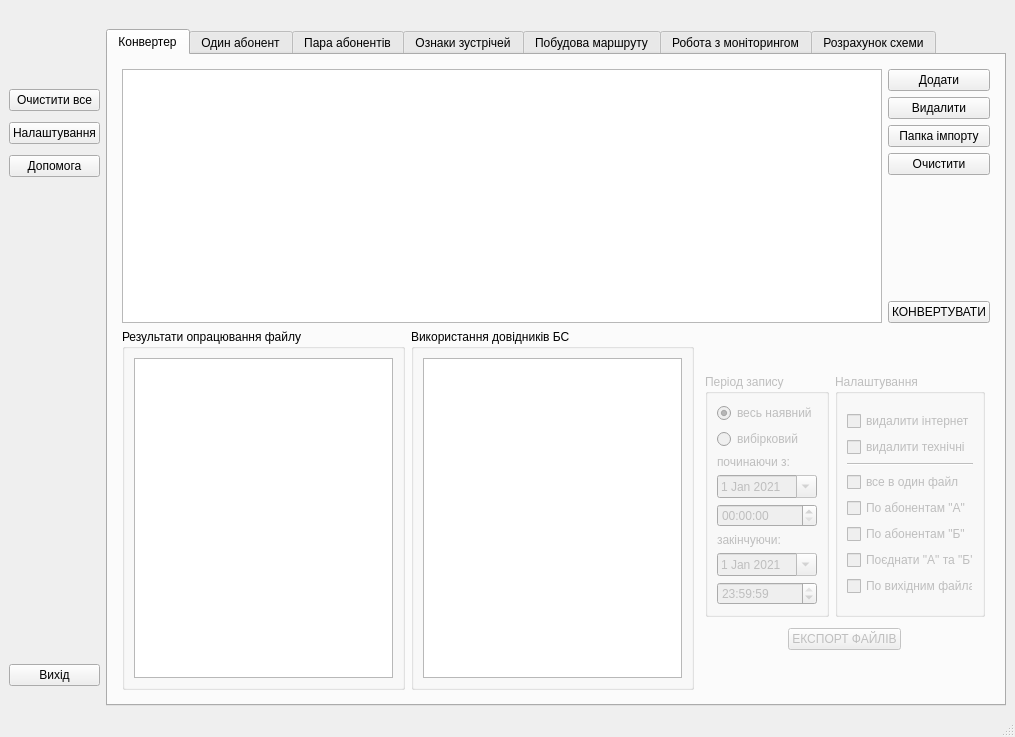
Qt form gui/main_gui_qt5_matematik.ui (OlehOleinikov/matematik) before a commit.
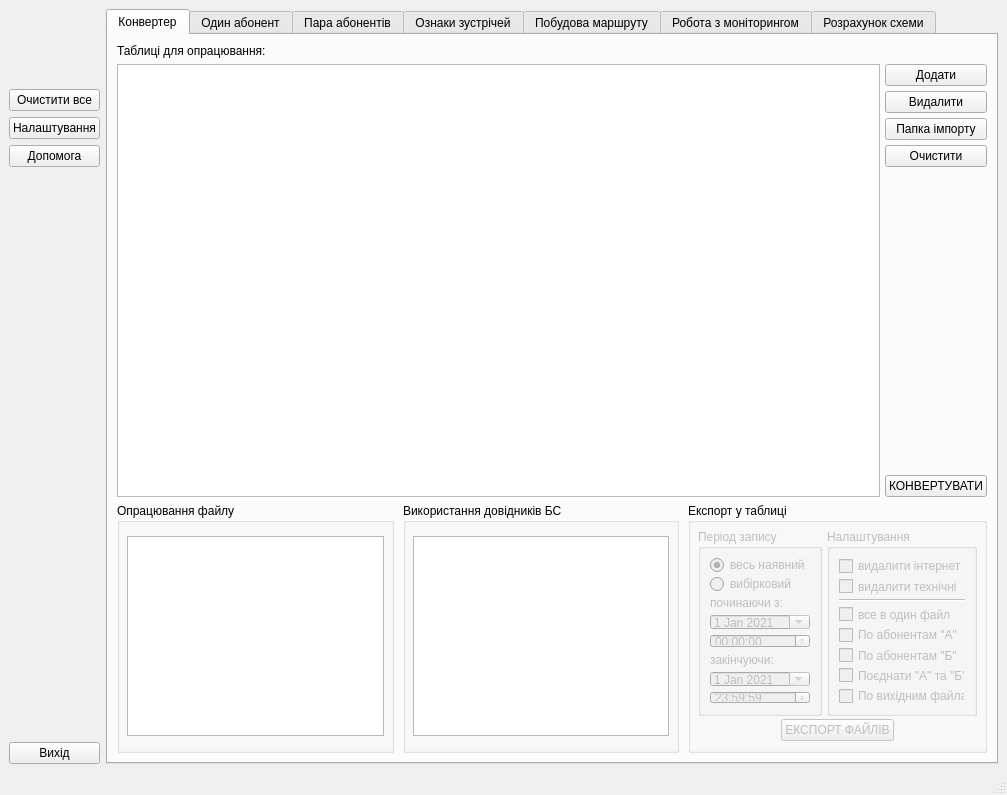
The same form after that commit. Icons and pictures are not drawn.

Patch:
```diff
--- a/gui/main_gui_qt5_matematik.ui
+++ b/gui/main_gui_qt5_matematik.ui
@@ -6,8 +6,8 @@
    <rect>
     <x>0</x>
     <y>0</y>
-    <width>1015</width>
-    <height>737</height>
+    <width>1007</width>
+    <height>795</height>
    </rect>
   </property>
   <property name="contextMenuPolicy">
@@ -94,22 +94,6 @@
         </property>
        </widget>
       </item>
-      <item>
-       <spacer name="verticalSpacer_2">
-        <property name="orientation">
-         <enum>Qt::Vertical</enum>
-        </property>
-        <property name="sizeType">
-         <enum>QSizePolicy::Fixed</enum>
-        </property>
-        <property name="sizeHint" stdset="0">
-         <size>
-          <width>20</width>
-          <height>5</height>
-         </size>
-        </property>
-       </spacer>
-      </item>
       <item>
        <widget class="QPushButton" name="btn_settings_win">
         <property name="text">
@@ -117,22 +101,6 @@
         </property>
        </widget>
       </item>
-      <item>
-       <spacer name="verticalSpacer_5">
-        <property name="orientation">
-         <enum>Qt::Vertical</enum>
-        </property>
-        <property name="sizeType">
-         <enum>QSizePolicy::Fixed</enum>
-        </property>
-        <property name="sizeHint" stdset="0">
-         <size>
-          <width>20</width>
-          <height>5</height>
-         </size>
-        </property>
-       </spacer>
-      </item>
       <item>
        <widget class="QPushButton" name="btn_help_win">
         <property name="text">
@@ -163,40 +131,14 @@
         </property>
        </widget>
       </item>
-      <item>
-       <spacer name="horizontalSpacer">
-        <property name="orientation">
-         <enum>Qt::Horizontal</enum>
-        </property>
-        <property name="sizeType">
-         <enum>QSizePolicy::Minimum</enum>
-        </property>
-        <property name="sizeHint" stdset="0">
-         <size>
-          <width>40</width>
-          <height>20</height>
-         </size>
-        </property>
-       </spacer>
-      </item>
      </layout>
     </item>
     <item>
      <layout class="QGridLayout" name="gridLayout">
+      <property name="spacing">
+       <number>0</number>
+      </property>
       <item row="1" column="0">
-       <spacer name="horizontalSpacer_2">
-        <property name="orientation">
-         <enum>Qt::Horizontal</enum>
-        </property>
-        <property name="sizeHint" stdset="0">
-         <size>
-          <width>40</width>
-          <height>20</height>
-         </size>
-        </property>
-       </spacer>
-      </item>
-      <item row="2" column="0">
        <widget class="QTabWidget" name="tab_main">
         <property name="enabled">
          <bool>true</bool>
@@ -227,26 +169,34 @@
          <attribute name="title">
           <string>Конвертер</string>
          </attribute>
-         <layout class="QHBoxLayout" name="horizontalLayout_5">
+         <layout class="QVBoxLayout" name="verticalLayout_4">
           <item>
-           <layout class="QVBoxLayout" name="verticalLayout_conv_tab_div">
+           <widget class="QLabel" name="label_4">
+            <property name="text">
+             <string>Таблиці для опрацювання: </string>
+            </property>
+           </widget>
+          </item>
+          <item>
+           <layout class="QHBoxLayout" name="horizontalLayout_2">
+            <property name="spacing">
+             <number>5</number>
+            </property>
             <property name="sizeConstraint">
-             <enum>QLayout::SetMaximumSize</enum>
+             <enum>QLayout::SetFixedSize</enum>
             </property>
             <property name="leftMargin">
-             <number>5</number>
+             <number>0</number>
             </property>
             <property name="topMargin">
-             <number>5</number>
+             <number>0</number>
             </property>
             <property name="rightMargin">
-             <number>5</number>
+             <number>0</number>
             </property>
             <property name="bottomMargin">
-             <number>5</number>
+             <number>0</number>
             </property>
-            <item>
-             <layout class="QHBoxLayout" name="horizontalLayout_import_field_and_but">
               <item>
                <widget class="QTableView" name="tableView_import_files_list">
                 <property name="selectionMode">
@@ -258,23 +208,10 @@
                </widget>
               </item>
               <item>
-               <layout class="QVBoxLayout" name="verticalLayout_import_buttons">
-                <item>
-                 <spacer name="verticalSpacer_7">
-                  <property name="orientation">
-                   <enum>Qt::Vertical</enum>
-                  </property>
-                  <property name="sizeType">
-                   <enum>QSizePolicy::Fixed</enum>
-                  </property>
-                  <property name="sizeHint" stdset="0">
-                   <size>
-                    <width>20</width>
-                    <height>0</height>
-                   </size>
-                  </property>
-                 </spacer>
-                </item>
+             <layout class="QVBoxLayout" name="verticalLayout_import_buttons" stretch="0,0,0,0,0,0">
+              <property name="spacing">
+               <number>5</number>
+              </property>
                 <item>
                  <widget class="QPushButton" name="btn_sheet_add">
                   <property name="text">
@@ -304,7 +241,7 @@
                  </widget>
                 </item>
                 <item>
-                 <spacer name="verticalSpacer_8">
+               <spacer name="verticalSpacer_9">
                   <property name="orientation">
                    <enum>Qt::Vertical</enum>
                   </property>
@@ -323,95 +260,171 @@
                   </property>
                  </widget>
                 </item>
-                <item>
-                 <spacer name="verticalSpacer_6">
-                  <property name="orientation">
-                   <enum>Qt::Vertical</enum>
-                  </property>
-                  <property name="sizeType">
-                   <enum>QSizePolicy::Fixed</enum>
-                  </property>
-                  <property name="sizeHint" stdset="0">
-                   <size>
-                    <width>20</width>
-                    <height>0</height>
-                   </size>
-                  </property>
-                 </spacer>
-                </item>
                </layout>
               </item>
              </layout>
             </item>
             <item>
-             <layout class="QHBoxLayout" name="horizontalLayout_4">
-              <item>
-               <widget class="QGroupBox" name="groupBox_2">
-                <property name="title">
-                 <string>Результати опрацювання файлу</string>
-                </property>
-                <layout class="QHBoxLayout" name="horizontalLayout_8">
-                 <item>
-                  <widget class="QPlainTextEdit" name="plainTextEdit_file_results_info"/>
-                 </item>
-                </layout>
-               </widget>
-              </item>
-              <item>
-               <widget class="QGroupBox" name="groupBox">
-                <property name="title">
-                 <string>Використання довідників БС</string>
-                </property>
-                <layout class="QHBoxLayout" name="horizontalLayout_9">
-                 <item>
-                  <widget class="QPlainTextEdit" name="plainTextEdit_bs_voc_info"/>
-                 </item>
-                </layout>
-               </widget>
-              </item>
-              <item>
-               <layout class="QVBoxLayout" name="verticalLayout_5">
-                <property name="leftMargin">
-                 <number>0</number>
+           <layout class="QHBoxLayout" name="horizontalLayout_5">
+            <property name="spacing">
+             <number>9</number>
                 </property>
                 <property name="topMargin">
                  <number>0</number>
                 </property>
-                <property name="rightMargin">
-                 <number>0</number>
-                </property>
                 <property name="bottomMargin">
                  <number>0</number>
                 </property>
                 <item>
-                 <spacer name="verticalSpacer_10">
-                  <property name="orientation">
-                   <enum>Qt::Vertical</enum>
-                  </property>
-                  <property name="sizeHint" stdset="0">
+             <widget class="QGroupBox" name="groupBox_8">
+              <property name="minimumSize">
+               <size>
+                <width>160</width>
+                <height>0</height>
+               </size>
+              </property>
+              <property name="maximumSize">
                    <size>
-                    <width>20</width>
-                    <height>40</height>
-                   </size>
-                  </property>
-                 </spacer>
-                </item>
-                <item>
+                <width>16777215</width>
+                <height>250</height>
+               </size>
+              </property>
+              <property name="title">
+               <string>Опрацювання файлу</string>
+              </property>
                  <layout class="QHBoxLayout" name="horizontalLayout_6">
-                  <property name="sizeConstraint">
-                   <enum>QLayout::SetMinimumSize</enum>
+               <property name="spacing">
+                <number>5</number>
                   </property>
                   <property name="leftMargin">
-                   <number>5</number>
+                <number>7</number>
                   </property>
                   <property name="topMargin">
                    <number>5</number>
                   </property>
                   <property name="rightMargin">
+                <number>7</number>
+               </property>
+               <property name="bottomMargin">
                    <number>5</number>
                   </property>
+               <item>
+                <widget class="QPlainTextEdit" name="plainTextEdit">
+                 <property name="sizePolicy">
+                  <sizepolicy hsizetype="Expanding" vsizetype="Minimum">
+                   <horstretch>0</horstretch>
+                   <verstretch>0</verstretch>
+                  </sizepolicy>
+                 </property>
+                 <property name="maximumSize">
+                  <size>
+                   <width>16777215</width>
+                   <height>200</height>
+                  </size>
+                 </property>
+                </widget>
+               </item>
+              </layout>
+             </widget>
+            </item>
+            <item>
+             <widget class="QGroupBox" name="groupBox_7">
+              <property name="minimumSize">
+               <size>
+                <width>160</width>
+                <height>0</height>
+               </size>
+              </property>
+              <property name="maximumSize">
+               <size>
+                <width>16777215</width>
+                <height>250</height>
+               </size>
+              </property>
+              <property name="title">
+               <string>Використання довідників БС</string>
+              </property>
+              <layout class="QHBoxLayout" name="horizontalLayout_11">
+               <property name="spacing">
+                <number>5</number>
+               </property>
+               <property name="leftMargin">
+                <number>7</number>
+               </property>
+               <property name="topMargin">
+                <number>5</number>
+               </property>
+               <property name="rightMargin">
+                <number>7</number>
+               </property>
                   <property name="bottomMargin">
                    <number>5</number>
+               </property>
+               <item>
+                <widget class="QPlainTextEdit" name="plainTextEdit_2">
+                 <property name="sizePolicy">
+                  <sizepolicy hsizetype="Expanding" vsizetype="Minimum">
+                   <horstretch>0</horstretch>
+                   <verstretch>0</verstretch>
+                  </sizepolicy>
+                 </property>
+                 <property name="minimumSize">
+                  <size>
+                   <width>0</width>
+                   <height>0</height>
+                  </size>
+                 </property>
+                 <property name="maximumSize">
+                  <size>
+                   <width>16777215</width>
+                   <height>200</height>
+                  </size>
+                 </property>
+                </widget>
+               </item>
+              </layout>
+             </widget>
+            </item>
+            <item>
+             <widget class="QGroupBox" name="groupBox_6">
+              <property name="maximumSize">
+               <size>
+                <width>300</width>
+                <height>250</height>
+               </size>
+              </property>
+              <property name="title">
+               <string>Експорт у таблиці</string>
+              </property>
+              <layout class="QVBoxLayout" name="verticalLayout_2">
+               <property name="spacing">
+                <number>3</number>
+               </property>
+               <property name="leftMargin">
+                <number>7</number>
+               </property>
+               <property name="topMargin">
+                <number>6</number>
+               </property>
+               <property name="rightMargin">
+                <number>7</number>
+               </property>
+               <item>
+                <layout class="QHBoxLayout" name="horizontalLayout_3">
+                 <property name="spacing">
+                  <number>5</number>
+                 </property>
+                 <property name="leftMargin">
+                  <number>0</number>
+                 </property>
+                 <property name="topMargin">
+                  <number>0</number>
+                 </property>
+                 <property name="rightMargin">
+                  <number>0</number>
+                 </property>
+                 <property name="bottomMargin">
+                  <number>0</number>
                   </property>
                   <item>
                    <widget class="QGroupBox" name="groupBox_4">
@@ -427,7 +440,7 @@
                     <property name="maximumSize">
                      <size>
                       <width>130</width>
-                      <height>16777215</height>
+                     <height>200</height>
                      </size>
                     </property>
                     <property name="title">
@@ -436,6 +449,9 @@
                     <layout class="QHBoxLayout" name="horizontalLayout_7">
                      <item>
                       <layout class="QVBoxLayout" name="verticalLayout_6">
+                      <property name="spacing">
+                       <number>5</number>
+                      </property>
                        <item>
                         <widget class="QRadioButton" name="radio_period_export_all">
                          <property name="text">
@@ -544,7 +560,7 @@
                     <property name="maximumSize">
                      <size>
                       <width>150</width>
-                      <height>16777215</height>
+                     <height>200</height>
                      </size>
                     </property>
                     <property name="title">
@@ -553,6 +569,9 @@
                     <layout class="QVBoxLayout" name="verticalLayout_8">
                      <item>
                       <layout class="QVBoxLayout" name="verticalLayout_7">
+                      <property name="spacing">
+                       <number>5</number>
+                      </property>
                        <item>
                         <widget class="QCheckBox" name="checkBox_remove_internet">
                          <property name="text">
@@ -624,7 +643,7 @@
                   <property name="maximumSize">
                    <size>
                     <width>200</width>
-                    <height>16777213</height>
+                   <height>25</height>
                    </size>
                   </property>
                   <property name="autoFillBackground">
@@ -635,22 +654,8 @@
                   </property>
                  </widget>
                 </item>
-                <item>
-                 <spacer name="verticalSpacer_9">
-                  <property name="orientation">
-                   <enum>Qt::Vertical</enum>
-                  </property>
-                  <property name="sizeHint" stdset="0">
-                   <size>
-                    <width>20</width>
-                    <height>40</height>
-                   </size>
-                  </property>
-                 </spacer>
-                </item>
-               </layout>
-              </item>
-             </layout>
+              </layout>
+             </widget>
             </item>
            </layout>
           </item>
```
Left out of the diff: 14 changed lines with no effect on the pictures. Lines whose indentation alone changed are shown as unchanged.
